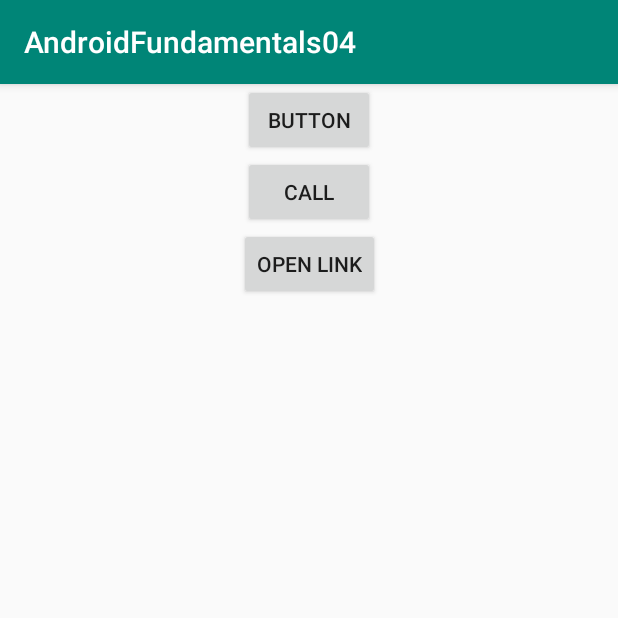
After one commit to magdamiu/AndroidFundamentals04, an Android app: the LifecycleTestActivity screen opened directly, with no data from a screen before it, on a phone screen of 412 x 824 dp, the top half of it. The commit adds this screen. Run offline under Robolectric (Android 15) with nearby library versions, the phone set to English and light mode, and no system bars.

Commit message:
week 5: activity, intent, bundle

```diff
--- a/app/src/main/AndroidManifest.xml
+++ b/app/src/main/AndroidManifest.xml
@@ -11,6 +11,10 @@
         android:roundIcon="@mipmap/ic_launcher_round"
         android:supportsRtl="true"
         android:theme="@style/AppTheme">
+        <activity android:name=".activities.ThirdActivity" />
+        <activity android:name=".recycler_view.EventDetailsActivity" />
+        <activity android:name=".activities.SecondActivity" />
+        <activity android:name=".activities.LifecycleTestActivity" />
         <activity android:name=".FirstActivity">
             <intent-filter>
                 <action android:name="android.intent.action.MAIN" />
@@ -20,7 +24,7 @@
         </activity>
         <activity android:name=".LoginActivity" />
         <activity android:name=".recycler_view.EventsActivity" />
-        <activity android:name=".custom_spinner.SpinnerActivity"></activity>
+        <activity android:name=".custom_spinner.SpinnerActivity" />
         <activity android:name=".MainActivity" />
     </application>
 
--- /dev/null
+++ b/app/src/main/java/com/magdamiu/androidfundamentals04/activities/LifecycleTestActivity.java
@@ -0,0 +1,103 @@
+package com.magdamiu.androidfundamentals04.activities;
+
+import androidx.appcompat.app.AppCompatActivity;
+
+import android.content.Intent;
+import android.net.Uri;
+import android.os.Bundle;
+import android.util.Log;
+import android.view.View;
+
+import com.magdamiu.androidfundamentals04.R;
+
+import java.lang.annotation.Target;
+
+public class LifecycleTestActivity extends AppCompatActivity {
+    public static String MESSAGE = "message";
+    public static String COUNT = "count";
+    private static String TAG = "LifecycleTestActivity";
+
+    @Override
+    protected void onCreate(Bundle savedInstanceState) {
+        super.onCreate(savedInstanceState);
+        setContentView(R.layout.activity_lifecycle_test);
+
+        // Log.e => error, red message
+        // Log.w => warning
+        // Log.i => info
+        // Log.v => verbose
+        // Log.d => debug
+        // Log.wtf => what a terrible failure
+
+        Log.e(TAG, "onCreate");
+        Log.w(TAG, "onCreate");
+        Log.i(TAG, "onCreate");
+        Log.v(TAG, "onCreate");
+        Log.d(TAG, "onCreate");
+        Log.wtf(TAG, "onCreate");
+    }
+
+    @Override
+    protected void onStart() {
+        super.onStart();
+        Log.e(TAG, "onStart");
+    }
+
+    @Override
+    protected void onResume() {
+        super.onResume();
+        Log.e(TAG, "onResume");
+    }
+
+    @Override
+    protected void onPause() {
+        super.onPause();
+        Log.e(TAG, "onPause");
+    }
+
+    @Override
+    protected void onStop() {
+        super.onStop();
+        Log.e(TAG, "onStop");
+    }
+
+    @Override
+    protected void onRestart() {
+        super.onRestart();
+        Log.e(TAG, "onRestart");
+    }
+
+    @Override
+    protected void onDestroy() {
+        super.onDestroy();
+        Log.e(TAG, "onDestroy");
+    }
+
+    public void openSecondActivityOnClick(View view) {
+        Intent intent = new Intent(LifecycleTestActivity.this, SecondActivity.class);
+        // putExtra send info, a string, from LifecycleTestActivity to SecondActivity using the key MESSAGE
+        intent.putExtra(MESSAGE, "hello second activity");
+        intent.putExtra(COUNT, 23);
+        startActivity(intent);
+    }
+
+    public void callOnClick(View view) {
+        // implicit intent to call a phone number
+        Intent callImplicitIntent = new Intent(Intent.ACTION_DIAL);
+        callImplicitIntent.setData(Uri.parse("tel:0744444444"));
+
+        // check if the implicit intent could be run on the current device
+        if(callImplicitIntent.resolveActivity(getPackageManager()) != null) {
+            startActivity(callImplicitIntent);
+        } else {
+            // display an alert...
+        }
+    }
+
+    public void openLinkOnClick(View view) {
+        // implicit intent to open an url inside of a browser
+        Intent openUrlImplicitIntent = new Intent(Intent.ACTION_VIEW);
+        openUrlImplicitIntent.setData(Uri.parse("https://developer.android.com/"));
+        startActivity(openUrlImplicitIntent);
+    }
+}
--- /dev/null
+++ b/app/src/main/res/layout/activity_lifecycle_test.xml
@@ -0,0 +1,38 @@
+<?xml version="1.0" encoding="utf-8"?>
+<androidx.constraintlayout.widget.ConstraintLayout xmlns:android="http://schemas.android.com/apk/res/android"
+    xmlns:app="http://schemas.android.com/apk/res-auto"
+    xmlns:tools="http://schemas.android.com/tools"
+    android:layout_width="match_parent"
+    android:layout_height="match_parent"
+    tools:context=".activities.LifecycleTestActivity">
+
+    <Button
+        android:id="@+id/button11"
+        android:layout_width="wrap_content"
+        android:layout_height="wrap_content"
+        android:text="Button"
+        android:onClick="openSecondActivityOnClick"
+        app:layout_constraintEnd_toEndOf="parent"
+        app:layout_constraintStart_toStartOf="parent"
+        app:layout_constraintTop_toTopOf="parent" />
+
+    <Button
+        android:id="@+id/button13"
+        android:layout_width="wrap_content"
+        android:layout_height="wrap_content"
+        android:text="@string/call"
+        android:onClick="callOnClick"
+        app:layout_constraintEnd_toEndOf="parent"
+        app:layout_constraintStart_toStartOf="parent"
+        app:layout_constraintTop_toBottomOf="@+id/button11" />
+
+    <Button
+        android:id="@+id/button14"
+        android:layout_width="wrap_content"
+        android:layout_height="wrap_content"
+        android:text="@string/open_link"
+        android:onClick="openLinkOnClick"
+        app:layout_constraintEnd_toEndOf="parent"
+        app:layout_constraintStart_toStartOf="parent"
+        app:layout_constraintTop_toBottomOf="@+id/button13" />
+</androidx.constraintlayout.widget.ConstraintLayout>
--- a/app/src/main/res/values/strings.xml
+++ b/app/src/main/res/values/strings.xml
@@ -106,4 +106,6 @@
     <string name="single_click">Single click</string>
     <string name="long_click">Long click</string>
     <string name="colors">Colors</string>
+    <string name="call">Call</string>
+    <string name="open_link">Open link</string>
 </resources>
```
Also changed, not shown: app/src/main/java/com/magdamiu/androidfundamentals04/FirstActivity.java (+8 -0 lines), app/src/main/java/com/magdamiu/androidfundamentals04/activities/SecondActivity.java (added, +56 -0 lines), app/src/main/java/com/magdamiu/androidfundamentals04/activities/ThirdActivity.java (added, +40 -0 lines), app/src/main/java/com/magdamiu/androidfundamentals04/recycler_view/Event.java (+11 -1 lines), app/src/main/java/com/magdamiu/androidfundamentals04/recycler_view/EventDetailsActivity.java (added, +22 -0 lines), app/src/main/java/com/magdamiu/androidfundamentals04/recycler_view/EventsActivity.java (+7 -0 lines), app/src/main/res/layout/activity_event_details.xml (added, +9 -0 lines), app/src/main/res/layout/activity_first.xml (+10 -0 lines), app/src/main/res/layout/activity_second.xml (added, +29 -0 lines), app/src/main/res/layout/activity_third.xml (added, +9 -0 lines).
